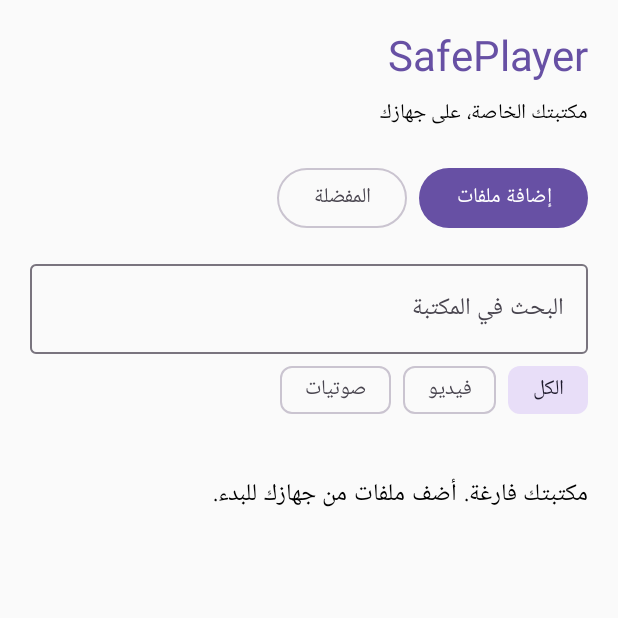
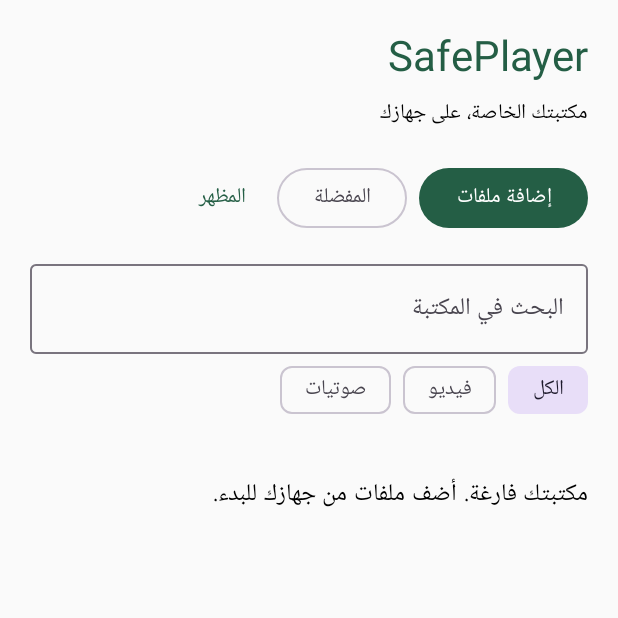
Before and after one commit to malkbaty7-sketch/safePlayer, an Android app built with Jetpack Compose: the screen it shows after launch (MainActivity), on a phone screen of 412 x 824 dp, the top half of it. Run offline under Robolectric (Android 15) with nearby library versions, the phone set to English and light mode, and no system bars; our stand-ins replace Room's generated code.

Commit message:
Enhance Android player and appearance
Co-authored-by: arena-agent <297053741+arena-agent@users.noreply.github.com>

```diff
--- a/app/src/main/AndroidManifest.xml
+++ b/app/src/main/AndroidManifest.xml
@@ -1,6 +1,6 @@
 <manifest xmlns:android="http://schemas.android.com/apk/res/android">
     <application android:allowBackup="false" android:label="SafePlayer" android:supportsRtl="true" android:theme="@style/Theme.SafePlayer">
-        <activity android:name=".MainActivity" android:exported="true">
+        <activity android:name=".MainActivity" android:exported="true" android:supportsPictureInPicture="true" android:resizeableActivity="true" android:configChanges="screenSize|smallestScreenSize|screenLayout|orientation">
             <intent-filter>
                 <action android:name="android.intent.action.MAIN" />
                 <category android:name="android.intent.category.LAUNCHER" />
--- a/app/src/main/java/com/malkbaty/safeplayer/MainActivity.kt
+++ b/app/src/main/java/com/malkbaty/safeplayer/MainActivity.kt
@@ -3,6 +3,7 @@ package com.malkbaty.safeplayer
 import android.content.Intent
 import android.net.Uri
 import android.os.Bundle
+import android.content.res.Configuration
 import android.provider.OpenableColumns
 import androidx.activity.ComponentActivity
 import androidx.activity.compose.BackHandler
@@ -23,23 +24,37 @@ import androidx.compose.ui.unit.LayoutDirection
 import androidx.compose.ui.unit.dp
 import androidx.lifecycle.compose.collectAsStateWithLifecycle
 import androidx.lifecycle.lifecycleScope
-import androidx.media3.common.MediaItem
-import androidx.media3.common.PlaybackException
-import androidx.media3.common.Player
-import androidx.media3.exoplayer.ExoPlayer
-import androidx.media3.ui.PlayerView
-import androidx.compose.ui.viewinterop.AndroidView
 import androidx.room.Room
 import kotlinx.coroutines.launch
+import kotlinx.coroutines.flow.catch
+import kotlinx.coroutines.flow.map
+
+private sealed interface LibraryState {
+    data object Loading : LibraryState
+    data object Error : LibraryState
+    data class Ready(val entries: List<MediaEntry>) : LibraryState
+}
 
 class MainActivity : ComponentActivity() {
+    private var inPip by mutableStateOf(false)
+    override fun onPictureInPictureModeChanged(isInPictureInPictureMode: Boolean, newConfig: Configuration) {
+        super.onPictureInPictureModeChanged(isInPictureInPictureMode, newConfig)
+        inPip = isInPictureInPictureMode
+    }
     private val database by lazy { Room.databaseBuilder(applicationContext, MediaDatabase::class.java, "safeplayer.db").build() }
     override fun onCreate(savedInstanceState: Bundle?) {
         super.onCreate(savedInstanceState)
         setContent {
-            MaterialTheme(colorScheme = lightColorScheme()) {
+            val prefs = remember { getSharedPreferences("appearance", MODE_PRIVATE) }
+            var palette by remember { mutableStateOf(Palette.entries.find { it.name == prefs.getString("palette", "FOREST") } ?: Palette.FOREST) }
+            var dark by remember { mutableStateOf(prefs.getBoolean("dark", false)) }
+            SafePlayerTheme(palette, dark) {
                 CompositionLocalProvider(LocalLayoutDirection provides LayoutDirection.Rtl) {
-                    SafePlayerApp(database.mediaDao())
+                    SafePlayerApp(database.mediaDao(), palette, dark) { selected, isDark ->
+                        palette = selected
+                        dark = isDark
+                        prefs.edit().putString("palette", selected.name).putBoolean("dark", isDark).apply()
+                    }
                 }
             }
         }
@@ -50,9 +65,16 @@ class MainActivity : ComponentActivity() {
     }
 
     @Composable
-    private fun SafePlayerApp(dao: MediaDao) {
+    private fun SafePlayerApp(dao: MediaDao, palette: Palette, dark: Boolean, onTheme: (Palette, Boolean) -> Unit) {
         val scope = rememberCoroutineScope()
-        val entries by dao.observeAll().collectAsStateWithLifecycle(initialValue = emptyList())
+        var retry by remember { mutableIntStateOf(0) }
+        val libraryFlow = remember(dao, retry) {
+            dao.observeAll().map<List<MediaEntry>, LibraryState> { LibraryState.Ready(it) }
+                .catch { emit(LibraryState.Error) }
+        }
+        val library by libraryFlow.collectAsStateWithLifecycle(initialValue = LibraryState.Loading)
+        val entries = (library as? LibraryState.Ready)?.entries.orEmpty()
+        var showSettings by remember { mutableStateOf(false) }
         var query by rememberSaveable { mutableStateOf("") }
         var type by rememberSaveable { mutableStateOf("all") }
         var favorites by rememberSaveable { mutableStateOf(false) }
@@ -80,9 +102,9 @@ class MainActivity : ComponentActivity() {
         val current = playing
         if (current != null) {
             BackHandler { playing = null }
-            PlayerScreen(current, onBack = { playing = null }, onPosition = { position ->
+            PlayerScreen(this, current, inPip, onBack = { playing = null }, onPosition = { position ->
                 // Activity lifecycle scope survives disposal of the player composable.
-                lifecycleScope.launch { dao.savePosition(current.uri, position) }
+                lifecycleScope.launch { try { dao.savePosition(current.uri, position) } catch (_: Exception) { message = "تعذر حفظ موضع التشغيل." } }
             })
         } else {
             Column(Modifier.fillMaxSize().padding(20.dp)) {
@@ -93,6 +115,7 @@ class MainActivity : ComponentActivity() {
                 Row(horizontalArrangement = Arrangement.spacedBy(8.dp)) {
                     Button(onClick = { picker.launch(arrayOf("video/*", "audio/*")) }) { Text("إضافة ملفات") }
                     OutlinedButton(onClick = { favorites = !favorites }) { Text(if (favorites) "كل المكتبة" else "المفضلة") }
+                    TextButton(onClick = { showSettings = true }) { Text("المظهر") }
                 }
                 Spacer(Modifier.height(12.dp))
                 OutlinedTextField(value = query, onValueChange = { query = it }, label = { Text("البحث في المكتبة") }, singleLine = true, modifier = Modifier.fillMaxWidth())
@@ -103,7 +126,12 @@ class MainActivity : ComponentActivity() {
                 }
                 message?.let { Text(it, color = MaterialTheme.colorScheme.primary); TextButton(onClick = { message = null }) { Text("إغلاق الرسالة") } }
                 val filtered = filterMedia(entries, query, type, favorites)
-                if (filtered.isEmpty()) {
+                if (library is LibraryState.Loading) {
+                    Spacer(Modifier.height(32.dp)); CircularProgressIndicator(); Text("جارٍ تحميل المكتبة…")
+                } else if (library is LibraryState.Error) {
+                    Spacer(Modifier.height(32.dp)); Text("تعذر تحميل المكتبة. حاول مجدداً.", color = MaterialTheme.colorScheme.error)
+                    Button(onClick = { retry++ }) { Text("إعادة المحاولة") }
+                } else if (filtered.isEmpty()) {
                     Spacer(Modifier.height(32.dp))
                     Text(if (entries.isEmpty()) "مكتبتك فارغة. أضف ملفات من جهازك للبدء." else "لا توجد ملفات مطابقة. غيّر البحث أو الفلتر.")
                 } else LazyColumn(verticalArrangement = Arrangement.spacedBy(8.dp), contentPadding = PaddingValues(vertical = 12.dp)) {
@@ -123,40 +151,26 @@ class MainActivity : ComponentActivity() {
                 }
             }
         }
+        if (showSettings) {
+            AlertDialog(onDismissRequest = { showSettings = false }, title = { Text("المظهر") }, text = {
+                Column {
+                    Text("الألوان")
+                    Palette.entries.forEach { item ->
+                        Row(verticalAlignment = androidx.compose.ui.Alignment.CenterVertically) {
+                            RadioButton(selected = palette == item, onClick = { onTheme(item, dark) })
+                            Text(item.label)
+                        }
+                    }
+                    Row(verticalAlignment = androidx.compose.ui.Alignment.CenterVertically) {
+                        Checkbox(checked = dark, onCheckedChange = { onTheme(palette, it) })
+                        Text("الوضع الداكن")
+                    }
+                }
+            }, confirmButton = { TextButton(onClick = { showSettings = false }) { Text("تم") } })
+        }
         pendingDelete?.let { entry ->
             AlertDialog(onDismissRequest = { pendingDelete = null }, title = { Text("إزالة من المكتبة؟") }, text = { Text("لن يُحذف الملف الأصلي من جهازك.") }, confirmButton = { TextButton(onClick = { pendingDelete = null; scope.launch { try { dao.delete(entry.uri); try { contentResolver.releasePersistableUriPermission(Uri.parse(entry.uri), Intent.FLAG_GRANT_READ_URI_PERMISSION) } catch (_: SecurityException) {} } catch (_: Exception) { message = "تعذرت إزالة الملف. حاول مجدداً." } } }) { Text("إزالة") } }, dismissButton = { TextButton(onClick = { pendingDelete = null }) { Text("إلغاء") } })
         }
     }
 
-    @Composable
-    private fun PlayerScreen(entry: MediaEntry, onBack: () -> Unit, onPosition: (Long) -> Unit) {
-        var error by remember(entry.uri) { mutableStateOf<String?>(null) }
-        var attempt by remember(entry.uri) { mutableIntStateOf(0) }
-        val player = remember(entry.uri, attempt) {
-            ExoPlayer.Builder(this).build().apply {
-                setMediaItem(MediaItem.fromUri(Uri.parse(entry.uri)))
-                seekTo(entry.positionMs)
-                prepare()
-                playWhenReady = true
-            }
-        }
-        DisposableEffect(player) {
-            val listener = object : Player.Listener {
-                override fun onPlayerError(playbackError: PlaybackException) { error = "تعذر تشغيل الملف. تحقق من إمكانية الوصول إليه ودعم صيغته." }
-            }
-            player.addListener(listener)
-            onDispose {
-                val position = if (player.playbackState == Player.STATE_ENDED) 0L else player.currentPosition.coerceAtLeast(0)
-                onPosition(position)
-                player.removeListener(listener)
-                player.release()
-            }
-        }
-        Column(Modifier.fillMaxSize().padding(16.dp)) {
-            TextButton(onClick = onBack) { Text("← رجوع إلى المكتبة") }
-            Text(entry.title, style = MaterialTheme.typography.titleLarge, maxLines = 2, overflow = TextOverflow.Ellipsis)
-            AndroidView(factory = { context -> PlayerView(context).apply { this.player = player } }, update = { it.player = player }, modifier = Modifier.fillMaxWidth().weight(1f))
-            error?.let { Text(it, color = MaterialTheme.colorScheme.error); Button(onClick = { error = null; attempt++ }) { Text("إعادة المحاولة") } }
-        }
-    }
 }
--- /dev/null
+++ b/app/src/main/java/com/malkbaty/safeplayer/Theme.kt
@@ -0,0 +1,27 @@
+package com.malkbaty.safeplayer
+
+import androidx.compose.foundation.shape.RoundedCornerShape
+import androidx.compose.material3.MaterialTheme
+import androidx.compose.material3.Shapes
+import androidx.compose.material3.darkColorScheme
+import androidx.compose.material3.lightColorScheme
+import androidx.compose.runtime.Composable
+import androidx.compose.ui.graphics.Color
+import androidx.compose.ui.unit.dp
+
+// Persist stable keys rather than localized labels.
+enum class Palette(val label: String, val light: Color, val dark: Color) {
+    FOREST("الغابة", Color(0xFF245E45), Color(0xFFA7D4B3)),
+    OCEAN("المحيط", Color(0xFF006779), Color(0xFF80D4E9)),
+    SUNSET("الغروب", Color(0xFF99452C), Color(0xFFFFB5A0))
+}
+
+@Composable
+fun SafePlayerTheme(palette: Palette, dark: Boolean, content: @Composable () -> Unit) {
+    val colors = if (dark) darkColorScheme(primary = palette.dark) else lightColorScheme(primary = palette.light)
+    MaterialTheme(
+        colorScheme = colors,
+        shapes = Shapes(medium = RoundedCornerShape(topStart = 24.dp, topEnd = 24.dp, bottomStart = 8.dp, bottomEnd = 8.dp)),
+        content = content
+    )
+}
```
Also changed, not shown: app/src/main/java/com/malkbaty/safeplayer/PlayerScreen.kt (added, +130 -0 lines), 3 other files.
